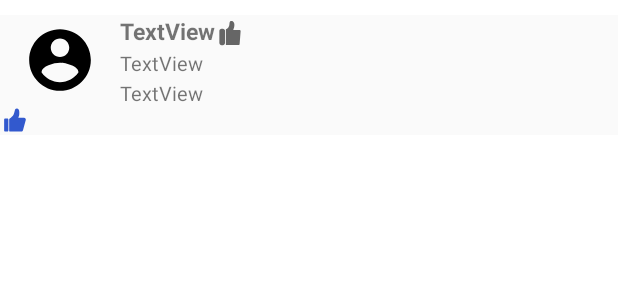
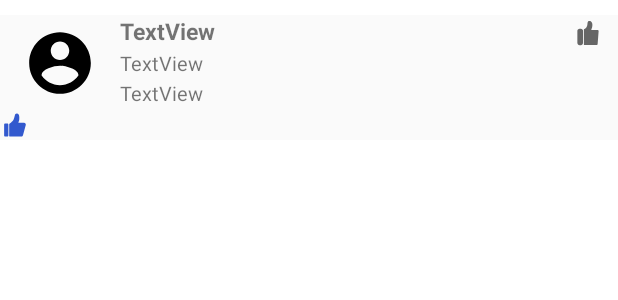
Before and after one commit to Tokiwa-17/Android, an Android app: the layout post_item.xml on its own in the app's theme, with its tools: preview values and no code run, on a phone screen of 412 x 824 dp. Shown: the top 300 px of the screen. Run offline under Robolectric (Android 15) with nearby library versions, the phone set to English and light mode, and no system bars.

Commit message:
upvote_list

```diff
--- a/frontend/app/src/main/java/com/example/myapplication/request/like/getPostListID.java
+++ b/frontend/app/src/main/java/com/example/myapplication/request/like/getPostListID.java
@@ -5,11 +5,11 @@ import com.example.myapplication.request.base.BaseGetRequest;
 import okhttp3.Callback;
 
 public class getPostListID extends BaseGetRequest {
-    public getPostListID(Callback callback, String id) {
+    public getPostListID(Callback callback, String num) {
         // 设置请求URL
         this.to("/api/post/get_post_list_id");
         // 设置请求参数
-        this.put("user_id", id);
+        this.put("num", num);
         // 设置回调函数
         this.call(callback);
     }
--- a/frontend/app/src/main/java/com/example/myapplication/utils/BasicInfo.java
+++ b/frontend/app/src/main/java/com/example/myapplication/utils/BasicInfo.java
@@ -3,6 +3,7 @@ package com.example.myapplication.utils;
 import com.example.myapplication.entity.PostInfo;
 import com.example.myapplication.entity.ShortProfile;
 import com.example.myapplication.entity.NoticeInfo;
+import com.example.myapplication.entity.UpvoteInfo;
 import com.example.myapplication.entity.UserInfo;
 
 import java.util.ArrayList;
@@ -40,6 +41,9 @@ public class BasicInfo {
     public static int mResultPostNumber;
     public static List<PostInfo> mTargetpost;
     public static int mTargetpostNumber;
+    public static String mPostListID;
+//    public static List<UpvoteInfo> mUpvoteList;
+//    public static List<String> mUpvoteName;
 
     public static Lock lock = new ReentrantLock();
 
--- a/frontend/app/src/main/res/layout/post_item.xml
+++ b/frontend/app/src/main/res/layout/post_item.xml
@@ -12,12 +12,11 @@
         android:orientation="horizontal"
         android:theme="@style/MyAppTheme">
 
-        <LinearLayout
+
+        <androidx.constraintlayout.widget.ConstraintLayout
             android:id="@+id/basic_info"
             android:layout_width="match_parent"
-            android:layout_height="wrap_content"
-            app:layout_constraintTop_toTopOf="parent"
-            app:layout_constraintLeft_toLeftOf="parent">
+            android:layout_height="match_parent">
 
 
             <de.hdodenhof.circleimageview.CircleImageView
@@ -90,9 +89,7 @@
                 android:layout_marginTop="2dp"
                 android:layout_marginEnd="10dp"
                 android:layout_marginBottom="2dp"
-                android:background="@drawable/upvote_press"
-                app:layout_constraintBottom_toBottomOf="parent"
-                app:layout_constraintEnd_toEndOf="parent"
+                app:layout_constraintRight_toRightOf="parent"
                 app:layout_constraintTop_toTopOf="parent"/>
 
             <Space
@@ -103,7 +100,7 @@
                 app:layout_constraintStart_toEndOf="@+id/linearLayout"
                 app:layout_constraintTop_toTopOf="parent" />
 
-        </LinearLayout>
+        </androidx.constraintlayout.widget.ConstraintLayout>
 
         <LinearLayout
             app:layout_constraintTop_toBottomOf="@+id/basic_info"
```
Also changed, not shown: frontend/app/src/main/java/com/example/myapplication/activity/LoginActivity.java (+45 -14 lines), frontend/app/src/main/java/com/example/myapplication/entity/UpvoteInfo.java (added, +11 -0 lines), 2 other files.
